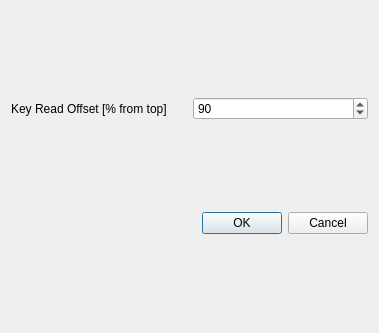
Above: ui/advanced_options.ui from BEANB00ZLED/synthesia_translator before the change. Below: the same form after it.
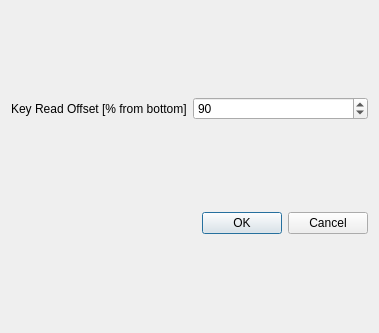
That is the form after the change.

What changed in the file:
```diff
--- a/ui/advanced_options.ui
+++ b/ui/advanced_options.ui
@@ -35,7 +35,7 @@
      <item row="0" column="0">
       <widget class="QLabel" name="keyOffsetLabel">
        <property name="text">
-        <string>Key Read Offset [% from top]</string>
+        <string>Key Read Offset [% from bottom]</string>
        </property>
       </widget>
      </item>
```
